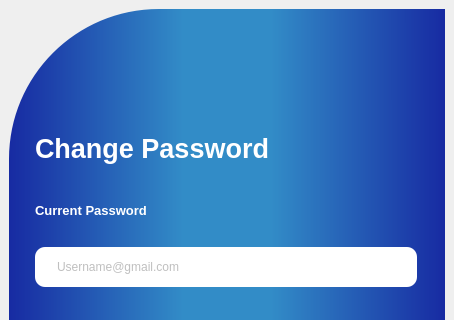
Before: the Qt Designer form Client/View/change_password.ui in NegiKirin/PBL5, drawn with Qt 5; both pictures show x 0 to 454 and y 0 to 320 of the 454 by 708 pixel window.
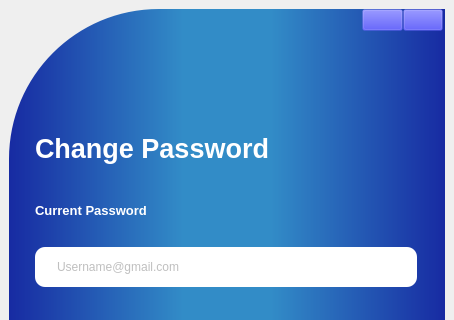
After: the same form once the commit is applied. The open tabs and pages were chosen to show the change. Icons and pictures are not drawn.

Diff of the .ui file:
```diff
--- a/Client/View/change_password.ui
+++ b/Client/View/change_password.ui
@@ -49,28 +49,61 @@
            <height>80</height>
           </size>
          </property>
-         <widget class="QPushButton" name="btn_exit">
+         <widget class="QWidget" name="widget_6" native="true">
           <property name="geometry">
            <rect>
-            <x>460</x>
+            <x>353</x>
             <y>0</y>
-            <width>35</width>
-            <height>28</height>
+            <width>81</width>
+            <height>41</height>
            </rect>
           </property>
+          <layout class="QHBoxLayout" name="horizontalLayout_4">
+           <property name="spacing">
+            <number>0</number>
+           </property>
+           <property name="topMargin">
+            <number>0</number>
+           </property>
+           <property name="rightMargin">
+            <number>0</number>
+           </property>
+           <property name="bottomMargin">
+            <number>18</number>
+           </property>
+           <item>
+            <widget class="QPushButton" name="pushButton_2">
           <property name="styleSheet">
-           <string notr="true">#btn_exit{background-color: rgba(255, 255, 255, 10)}
-#btn_exit:hover{
-background-color : rgb(0, 0, 127)
-}</string>
+              <string notr="true">#pushButton_2{background-color:rgb(0,0,255,10);}
+#pushButton_2:hover{background-color:rgb(0,0,255);}
+</string>
           </property>
           <property name="text">
            <string/>
           </property>
           <property name="icon">
            <iconset>
-            <normaloff>:/icons/images/icons/cil-x.png</normaloff>:/icons/images/icons/cil-x.png</iconset>
-          </property>
+               <normaloff>Image/icons8-reduce-50.png</normaloff>Image/icons8-reduce-50.png</iconset>
+             </property>
+            </widget>
+           </item>
+           <item>
+            <widget class="QPushButton" name="pushButton">
+             <property name="styleSheet">
+              <string notr="true">#pushButton{background-color:rgb(0,0,255,10);}
+#pushButton:hover{background-color:rgb(0,0,255);}
+</string>
+             </property>
+             <property name="text">
+              <string/>
+             </property>
+             <property name="icon">
+              <iconset>
+               <normaloff>Image/icons8-close-window-50.png</normaloff>Image/icons8-close-window-50.png</iconset>
+             </property>
+            </widget>
+           </item>
+          </layout>
          </widget>
         </widget>
        </item>
```
Left out of the diff: 2 changed lines with no effect on the pictures. Lines whose indentation alone changed are shown as unchanged.
